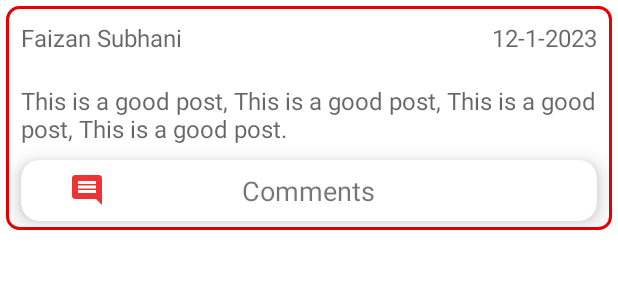
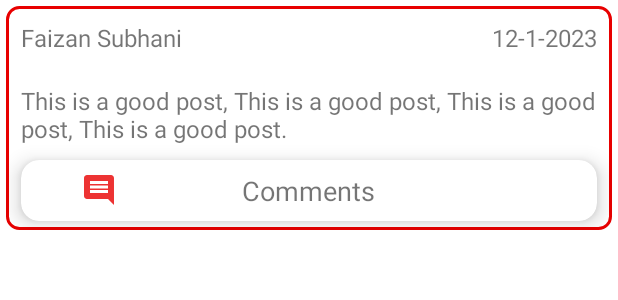
Before and after one commit to Amin-AQ/AlertApp, an Android app: the layout post_layout.xml on its own in the app's theme, with its tools: preview values and no code run, on a phone screen of 412 x 824 dp. Shown: the top 300 px of the screen. Run offline under Robolectric (Android 15) with nearby library versions, the phone set to English and light mode, and no system bars.

Commit message:
POST ui fix

```diff
--- a/app/src/main/res/layout/post_layout.xml
+++ b/app/src/main/res/layout/post_layout.xml
@@ -1,34 +1,35 @@
-<?xml version="1.0" encoding="utf-8"?>
 <RelativeLayout xmlns:android="http://schemas.android.com/apk/res/android"
     android:layout_width="match_parent"
     android:layout_height="wrap_content"
+    xmlns:app="http://schemas.android.com/apk/res-auto"
     android:layout_margin="4dp"
-    android:background="@drawable/outline"
-    xmlns:app="http://schemas.android.com/apk/res-auto">
+    android:background="@drawable/outline">
+
     <RelativeLayout
         android:id="@+id/post_heading"
         android:layout_width="match_parent"
         android:layout_height="wrap_content">
+
         <TextView
             android:id="@+id/postUser"
             android:layout_width="wrap_content"
             android:layout_height="wrap_content"
-            android:hint="Faizan Subhani"
             android:padding="10dp"
             android:textSize="16dp"
-            />
+            android:text="Faizan Subhani" />
+
         <TextView
             android:id="@+id/postDate"
             android:layout_width="wrap_content"
             android:layout_height="wrap_content"
-            android:layout_toRightOf="@+id/postUser"
+            android:layout_toRightOf="@id/postUser"
             android:layout_alignParentRight="true"
             android:textAlignment="textEnd"
-            android:hint="12-1-2023"
             android:padding="10dp"
             android:textSize="16dp"
-            />
+            android:text="12-1-2023" />
     </RelativeLayout>
+
     <TextView
         android:id="@+id/postText"
         android:layout_below="@id/post_heading"
@@ -36,16 +37,17 @@
         android:layout_height="wrap_content"
         android:padding="10dp"
         android:textSize="16dp"
-        android:hint="This is a good post, This is a good post, This is a good post, This is a good post."
-        />
+        android:text="This is a good post, This is a good post, This is a good post, This is a good post." />
+
     <ImageView
-        android:paddingRight="10dp"
-        android:paddingLeft="10dp"
         android:id="@+id/post_image"
+        android:layout_below="@id/postText"
         android:layout_width="match_parent"
-        android:layout_height="wrap_content"
-        android:layout_below="@id/postText"
-        />
+        android:layout_height="200dp"
+        android:scaleType="centerCrop"
+        android:src="@drawable/icon"
+        android:visibility="gone"/>
+
     <androidx.cardview.widget.CardView
         android:id="@+id/viewCommentsCard"
         android:layout_width="match_parent"
@@ -59,18 +61,18 @@
 
         <ImageView
             android:id="@+id/CommentIcon"
-            android:paddingStart="32dp"
-            android:padding="8dp"
             android:layout_width="wrap_content"
             android:layout_height="wrap_content"
             android:layout_gravity="start|center_vertical"
-            android:src="@drawable/comment_button"/>
+            android:layout_marginStart="32dp"
+            android:padding="8dp"
+            android:src="@drawable/comment_button" />
 
         <TextView
             android:layout_width="wrap_content"
             android:layout_height="wrap_content"
+            android:layout_gravity="center"
             android:padding="8dp"
-            android:layout_gravity="center"
             android:text="@string/post_comments"
             android:textSize="18sp" />
 
```
Also changed, not shown: app/src/debug/res/drawable-anydpi/videorecord.xml (added, +11 -0 lines), app/src/main/java/com/smd/alertapp/Adapters/PostsAdapter.java (+14 -1 lines), app/src/debug/res/drawable-hdpi/videorecord.png (added), app/src/debug/res/drawable-mdpi/videorecord.png (added), app/src/debug/res/drawable-xhdpi/videorecord.png (added), app/src/debug/res/drawable-xxhdpi/videorecord.png (added).
